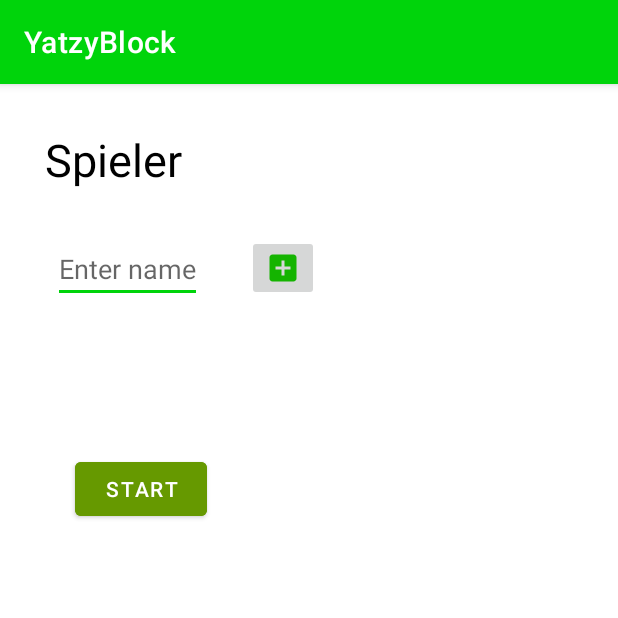
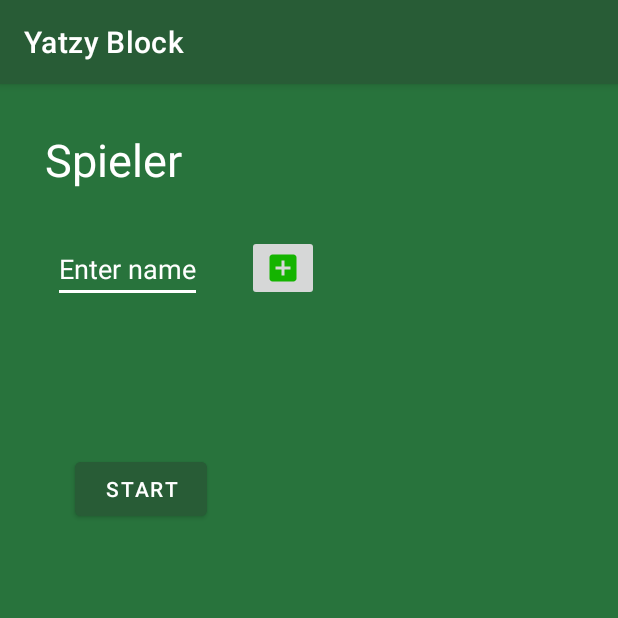
Before and after one commit to mmoosbac94/yatzy-block, an Android app: the screen it shows after launch (MainActivity), on a phone screen of 412 x 824 dp, the top half of it. Run offline under Robolectric (Android 15) with nearby library versions, the phone set to English and light mode, and no system bars; our stand-ins replace data binding.

Commit message:
Expanded yatzy app and imlemented persistence

```diff
--- a/app/src/main/java/com/example/yatzyblock/models/Player.kt
+++ b/app/src/main/java/com/example/yatzyblock/models/Player.kt
@@ -6,7 +6,8 @@ import kotlinx.parcelize.Parcelize
 
 @Parcelize
 data class Player(
-    val name: String, var einser: Int = 0,
+    val name: String,
+    var einser: Int = 0,
     var zweier: Int = 0,
     var dreier: Int = 0,
     var vierer: Int = 0,
--- a/app/src/main/java/com/example/yatzyblock/start/StartFragment.kt
+++ b/app/src/main/java/com/example/yatzyblock/start/StartFragment.kt
@@ -46,8 +46,8 @@ class StartFragment : Fragment(R.layout.fragment_start) {
             val adapter = context?.let {
                 ArrayAdapter<String>(
                     it,
-                    android.R.layout.simple_spinner_item,
-                    nameList
+                    R.layout.custom_textview_list,
+                    nameList,
                 )
             }
             binding.playerListView.adapter = adapter
--- a/app/src/main/res/layout/fragment_start.xml
+++ b/app/src/main/res/layout/fragment_start.xml
@@ -6,6 +6,7 @@
     <LinearLayout
         android:layout_width="match_parent"
         android:layout_height="match_parent"
+        android:background="#28733c"
         android:orientation="vertical"
         tools:context=".start.StartFragment">
 
@@ -14,7 +15,7 @@
             android:layout_height="wrap_content"
             android:layout_margin="30dp"
             android:text="@string/spieler"
-            android:textColor="@color/black"
+            android:textColor="@color/white"
             android:textSize="30sp" />
 
         <LinearLayout
@@ -29,14 +30,16 @@
                 android:layout_marginStart="35dp"
                 android:drawablePadding="40dp"
                 android:hint="Enter name"
-                android:inputType="text" />
+                android:inputType="text"
+                android:textColor="@color/white"
+                android:textColorHint="@color/white" />
 
             <ImageButton
                 android:id="@+id/addPlayerButton"
                 android:layout_width="wrap_content"
                 android:layout_height="wrap_content"
-                android:src="@drawable/ic_baseline_add_box_24"
-                android:layout_marginStart="30dp"/>
+                android:layout_marginStart="30dp"
+                android:src="@drawable/ic_baseline_add_box_24" />
 
 
         </LinearLayout>
@@ -45,15 +48,15 @@
             android:id="@+id/playerListView"
             android:layout_width="wrap_content"
             android:layout_height="wrap_content"
-            android:layout_margin="50dp"/>
+            android:layout_margin="50dp" />
 
         <Button
             android:id="@+id/startButton"
-            android:layout_marginStart="50dp"
             android:layout_width="wrap_content"
             android:layout_height="wrap_content"
-            android:text="@string/start"
-            android:backgroundTint="@android:color/holo_green_dark"/>
+            android:layout_marginStart="50dp"
+            android:backgroundTint="#285c36"
+            android:text="@string/start" />
 
     </LinearLayout>
 
--- a/app/src/main/res/values/themes.xml
+++ b/app/src/main/res/values/themes.xml
@@ -2,11 +2,12 @@
     <!-- Base application theme. -->
     <style name="Theme.YatzyBlock" parent="Theme.MaterialComponents.DayNight.DarkActionBar">
         <!-- Primary brand color. -->
-        <item name="colorPrimary">@color/green1</item>
+        <item name="colorPrimary">#285c36</item>
         <item name="colorPrimaryVariant">@color/darkGrey</item>
         <item name="colorOnPrimary">@color/white</item>
+        <item name="colorAccent">@color/white</item>
         <!-- Secondary brand color. -->
-        <item name="colorSecondary">@color/green1</item>
+        <item name="colorSecondary">#285c36</item>
         <item name="colorSecondaryVariant">@color/teal_700</item>
         <item name="colorOnSecondary">@color/black</item>
         <!-- Status bar color. -->
```
Also changed, not shown: app/src/main/java/com/example/yatzyblock/game/GameFragment.kt (+34 -2 lines), app/src/main/res/drawable/border_text.xml (added, +8 -0 lines), app/src/main/res/layout/custom_textview_list.xml (added, +7 -0 lines), app/src/main/res/values/strings.xml (+5 -5 lines).
